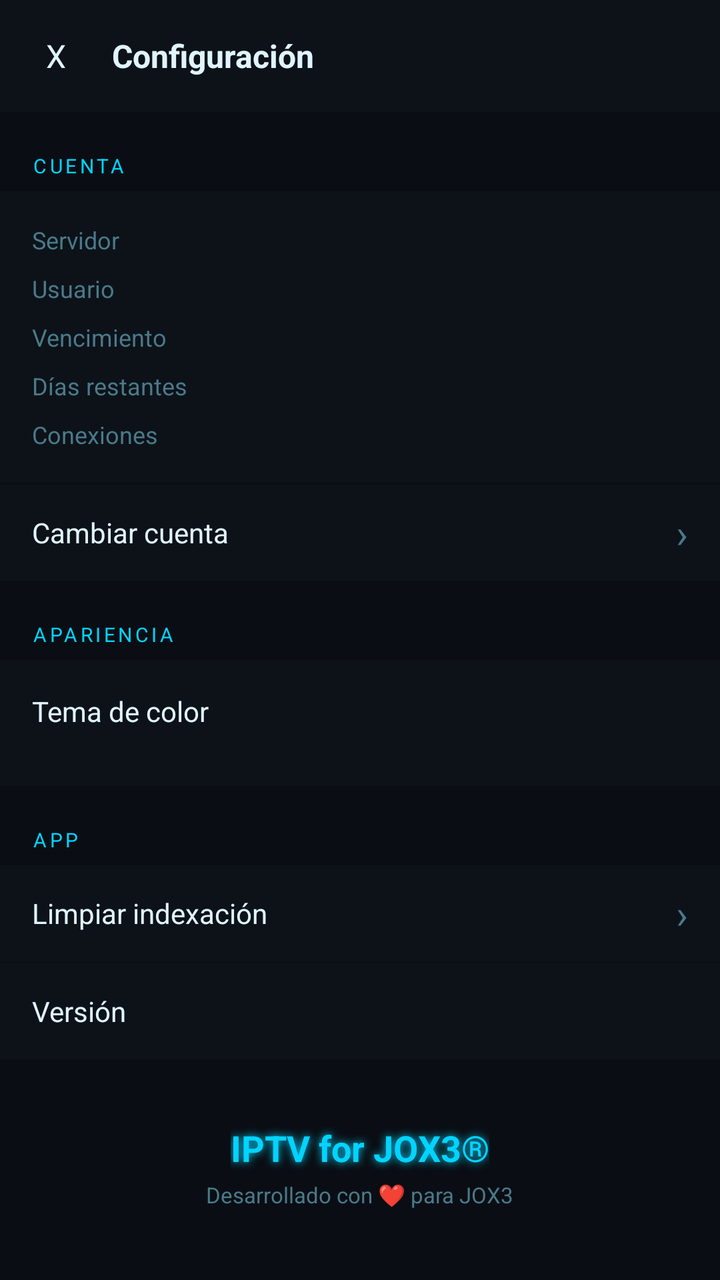
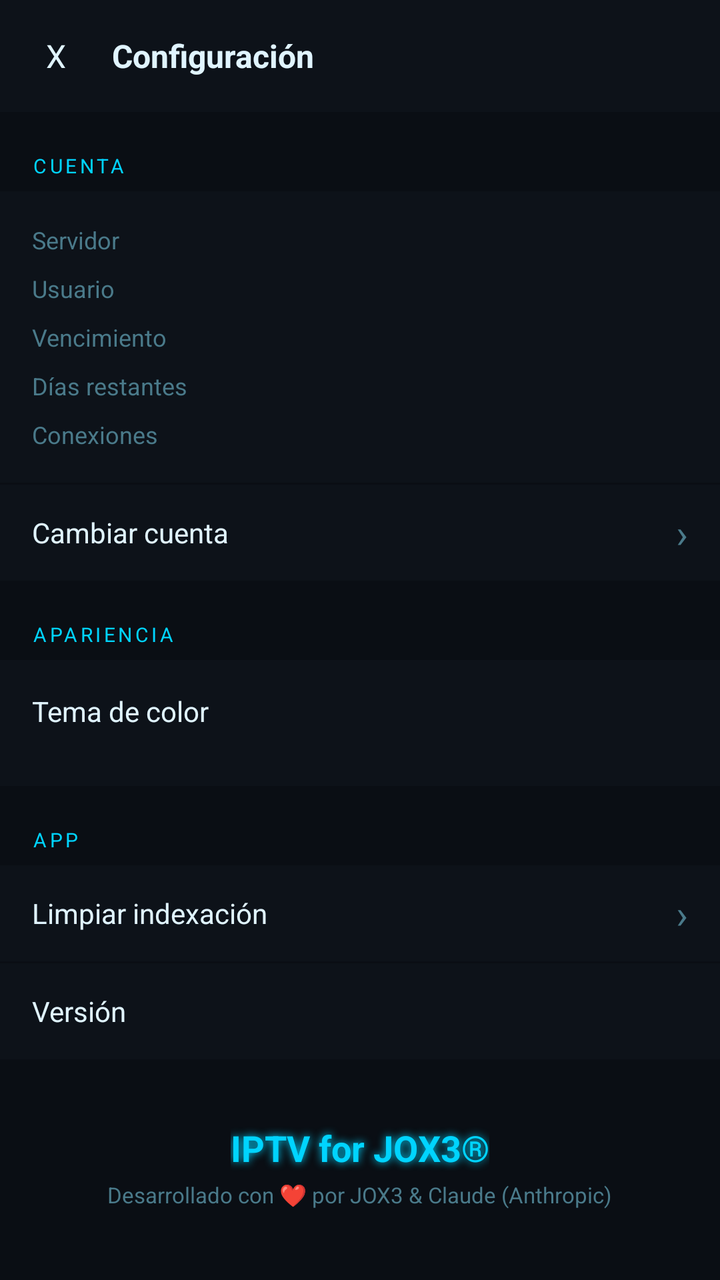

An Android layout rendered at two revisions. The XML below is the earlier revision; the diff shows what the commit changed to produce the second picture.
<!-- AndroidManifest.xml: application theme Theme.JOX3TV -->
<!-- res/layout/activity_settings.xml -->
<?xml version="1.0" encoding="utf-8"?>
<LinearLayout xmlns:android="http://schemas.android.com/apk/res/android"
    android:layout_width="match_parent"
    android:layout_height="match_parent"
    android:orientation="vertical"
    android:background="@color/bg">

    
    <LinearLayout
        android:layout_width="match_parent"
        android:layout_height="wrap_content"
        android:orientation="horizontal"
        android:gravity="center_vertical"
        android:background="@color/bg2"
        android:padding="10dp">

        <TextView
            android:id="@+id/btn_back"
            android:layout_width="36dp"
            android:layout_height="36dp"
            android:gravity="center"
            android:text="X"
            android:textSize="16sp"
            android:textColor="@color/text"
            android:background="?attr/selectableItemBackgroundBorderless"/>

        <TextView
            android:layout_width="0dp"
            android:layout_height="wrap_content"
            android:layout_weight="1"
            android:text="Configuración"
            android:textSize="16sp"
            android:textStyle="bold"
            android:textColor="@color/text"
            android:paddingStart="10dp"/>

    </LinearLayout>

    <androidx.core.widget.NestedScrollView
        android:layout_width="match_parent"
        android:layout_height="match_parent">

        <LinearLayout
            android:layout_width="match_parent"
            android:layout_height="wrap_content"
            android:orientation="vertical"
            android:paddingBottom="24dp">

            
            <TextView
                android:layout_width="match_parent"
                android:layout_height="wrap_content"
                android:text="CUENTA"
                android:textSize="10sp"
                android:textColor="@color/accent"
                android:letterSpacing="0.15"
                android:paddingStart="16dp"
                android:paddingTop="20dp"
                android:paddingBottom="6dp"/>

            
            <LinearLayout
                android:layout_width="match_parent"
                android:layout_height="wrap_content"
                android:orientation="vertical"
                android:background="@color/bg2"
                android:padding="16dp">

                <LinearLayout
                    android:layout_width="match_parent"
                    android:layout_height="wrap_content"
                    android:orientation="horizontal"
                    android:layout_marginBottom="8dp">
                    <TextView android:layout_width="100dp" android:layout_height="wrap_content"
                        android:text="Servidor" android:textColor="@color/muted" android:textSize="12sp"/>
                    <TextView android:id="@+id/tv_host" android:layout_width="0dp"
                        android:layout_height="wrap_content" android:layout_weight="1"
                        android:textColor="@color/text" android:textSize="12sp"/>
                </LinearLayout>

                <LinearLayout
                    android:layout_width="match_parent"
                    android:layout_height="wrap_content"
                    android:orientation="horizontal"
                    android:layout_marginBottom="8dp">
                    <TextView android:layout_width="100dp" android:layout_height="wrap_content"
                        android:text="Usuario" android:textColor="@color/muted" android:textSize="12sp"/>
                    <TextView android:id="@+id/tv_user" android:layout_width="0dp"
                        android:layout_height="wrap_content" android:layout_weight="1"
                        android:textColor="@color/text" android:textSize="12sp"/>
                </LinearLayout>

                <LinearLayout
                    android:layout_width="match_parent"
                    android:layout_height="wrap_content"
                    android:orientation="horizontal"
                    android:layout_marginBottom="8dp">
                    <TextView android:layout_width="100dp" android:layout_height="wrap_content"
                        android:text="Vencimiento" android:textColor="@color/muted" android:textSize="12sp"/>
                    <TextView android:id="@+id/tv_expiry" android:layout_width="0dp"
                        android:layout_height="wrap_content" android:layout_weight="1"
                        android:textColor="@color/yellow" android:textSize="12sp"/>
                </LinearLayout>

                <LinearLayout
                    android:layout_width="match_parent"
                    android:layout_height="wrap_content"
                    android:orientation="horizontal"
                    android:layout_marginBottom="8dp">
                    <TextView android:layout_width="100dp" android:layout_height="wrap_content"
                        android:text="Días restantes" android:textColor="@color/muted" android:textSize="12sp"/>
                    <TextView android:id="@+id/tv_days" android:layout_width="0dp"
                        android:layout_height="wrap_content" android:layout_weight="1"
                        android:textColor="@color/accent2" android:textSize="12sp"/>
                </LinearLayout>

                <LinearLayout
                    android:layout_width="match_parent"
                    android:layout_height="wrap_content"
                    android:orientation="horizontal">
                    <TextView android:layout_width="100dp" android:layout_height="wrap_content"
                        android:text="Conexiones" android:textColor="@color/muted" android:textSize="12sp"/>
                    <TextView android:id="@+id/tv_connections" android:layout_width="0dp"
                        android:layout_height="wrap_content" android:layout_weight="1"
                        android:textColor="@color/text" android:textSize="12sp"/>
                </LinearLayout>

            </LinearLayout>

            
            <LinearLayout
                android:id="@+id/btn_change_account"
                android:layout_width="match_parent"
                android:layout_height="48dp"
                android:orientation="horizontal"
                android:gravity="center_vertical"
                android:background="@color/bg2"
                android:paddingStart="16dp"
                android:paddingEnd="16dp"
                android:layout_marginTop="1dp">
                <TextView android:layout_width="0dp" android:layout_height="wrap_content"
                    android:layout_weight="1"
                    android:text="Cambiar cuenta"
                    android:textColor="@color/text" android:textSize="14sp"/>
                <TextView android:layout_width="wrap_content" android:layout_height="wrap_content"
                    android:text="›" android:textSize="20sp" android:textColor="@color/muted"/>
            </LinearLayout>

            
            <TextView
                android:layout_width="match_parent"
                android:layout_height="wrap_content"
                android:text="APARIENCIA"
                android:textSize="10sp"
                android:textColor="@color/accent"
                android:letterSpacing="0.15"
                android:paddingStart="16dp"
                android:paddingTop="20dp"
                android:paddingBottom="6dp"/>

            
            <LinearLayout
                android:layout_width="match_parent"
                android:layout_height="wrap_content"
                android:orientation="vertical"
                android:background="@color/bg2"
                android:padding="16dp">

                <TextView
                    android:layout_width="wrap_content"
                    android:layout_height="wrap_content"
                    android:text="Tema de color"
                    android:textColor="@color/text"
                    android:textSize="14sp"
                    android:layout_marginBottom="12dp"/>

                
                <LinearLayout
                    android:id="@+id/skin_container"
                    android:layout_width="match_parent"
                    android:layout_height="wrap_content"
                    android:orientation="horizontal"/>

            </LinearLayout>

            
            <TextView
                android:layout_width="match_parent"
                android:layout_height="wrap_content"
                android:text="APP"
                android:textSize="10sp"
                android:textColor="@color/accent"
                android:letterSpacing="0.15"
                android:paddingStart="16dp"
                android:paddingTop="20dp"
                android:paddingBottom="6dp"/>

            
            <LinearLayout
                android:id="@+id/btn_clear_index"
                android:layout_width="match_parent"
                android:layout_height="48dp"
                android:orientation="horizontal"
                android:gravity="center_vertical"
                android:background="@color/bg2"
                android:paddingStart="16dp"
                android:paddingEnd="16dp">
                <TextView android:layout_width="0dp" android:layout_height="wrap_content"
                    android:layout_weight="1"
                    android:text="Limpiar indexación"
                    android:textColor="@color/text" android:textSize="14sp"/>
                <TextView android:layout_width="wrap_content" android:layout_height="wrap_content"
                    android:text="›" android:textSize="20sp" android:textColor="@color/muted"/>
            </LinearLayout>

            
            <LinearLayout
                android:layout_width="match_parent"
                android:layout_height="48dp"
                android:orientation="horizontal"
                android:gravity="center_vertical"
                android:background="@color/bg2"
                android:paddingStart="16dp"
                android:paddingEnd="16dp"
                android:layout_marginTop="1dp">
                <TextView android:layout_width="0dp" android:layout_height="wrap_content"
                    android:layout_weight="1"
                    android:text="Versión"
                    android:textColor="@color/text" android:textSize="14sp"/>
                <TextView android:id="@+id/tv_version"
                    android:layout_width="wrap_content" android:layout_height="wrap_content"
                    android:textColor="@color/muted" android:textSize="12sp"/>
            </LinearLayout>

            
            <LinearLayout
                android:layout_width="match_parent"
                android:layout_height="wrap_content"
                android:orientation="vertical"
                android:gravity="center"
                android:paddingTop="32dp"
                android:paddingBottom="16dp">

                <TextView
                    android:layout_width="wrap_content"
                    android:layout_height="wrap_content"
                    android:text="IPTV for JOX3®"
                    android:textSize="18sp"
                    android:textStyle="bold"
                    android:textColor="@color/accent"
                    android:shadowColor="@color/accent"
                    android:shadowDx="0" android:shadowDy="0" android:shadowRadius="10"/>

                <TextView
                    android:layout_width="wrap_content"
                    android:layout_height="wrap_content"
                    android:text="Desarrollado con ❤️ para JOX3"
                    android:textSize="11sp"
                    android:textColor="@color/muted"
                    android:layout_marginTop="4dp"/>

            </LinearLayout>

        </LinearLayout>

    </androidx.core.widget.NestedScrollView>

</LinearLayout>
<!-- resources referenced by this layout -->
<resources>
  <color name="accent">#00D4FF</color>
  <color name="accent2">#00FF88</color>
  <color name="bg">#0a0e14</color>
  <color name="bg2">#0d1219</color>
  <color name="muted">#4A7A8A</color>
  <color name="text">#E0F4FF</color>
  <color name="yellow">#FFC107</color>
  <style name="Theme.JOX3TV" parent="Theme.MaterialComponents.NoActionBar">
          <item name="colorPrimary">@color/accent</item>
          <item name="colorPrimaryDark">@color/bg</item>
          <item name="colorAccent">@color/accent2</item>
          <item name="android:windowBackground">@color/bg</item>
          <item name="android:statusBarColor">@color/bg</item>
          <item name="android:navigationBarColor">@color/bg</item>
          <item name="android:textColor">@color/text</item>
          <item name="android:fontFamily">sans-serif</item>
      </style>
</resources>

<!-- the commit's change to res/layout/activity_settings.xml (unified diff, before → after) -->
@@ -254,7 +254,7 @@
                 <TextView
                     android:layout_width="wrap_content"
                     android:layout_height="wrap_content"
-                    android:text="Desarrollado con ❤️ para JOX3"
+                    android:text="Desarrollado con ❤️ por JOX3 &amp; Claude (Anthropic)"
                     android:textSize="11sp"
                     android:textColor="@color/muted"
                     android:layout_marginTop="4dp"/>
